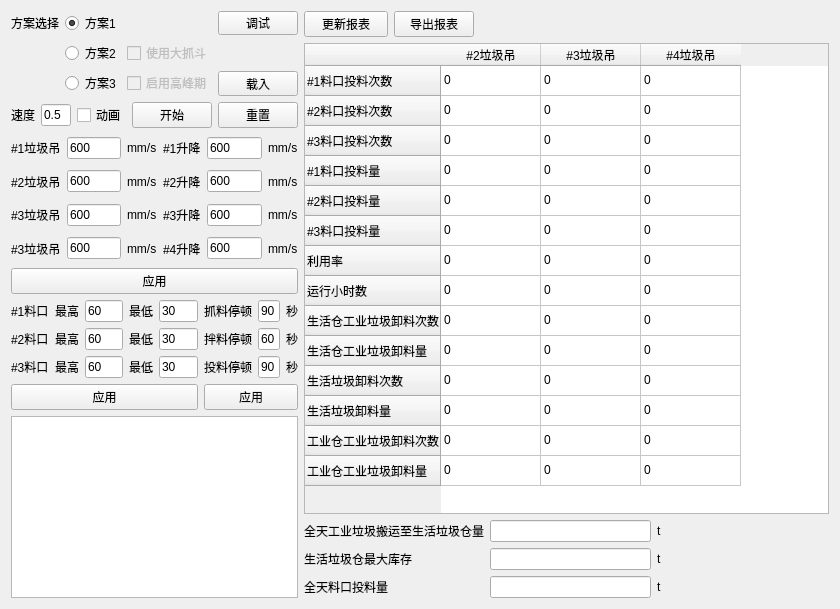
The window that QuestClient/QuestClient.ui (Ohto-Ai-Dev/QuestCommandSender) describes before a commit, drawn with Qt 5.
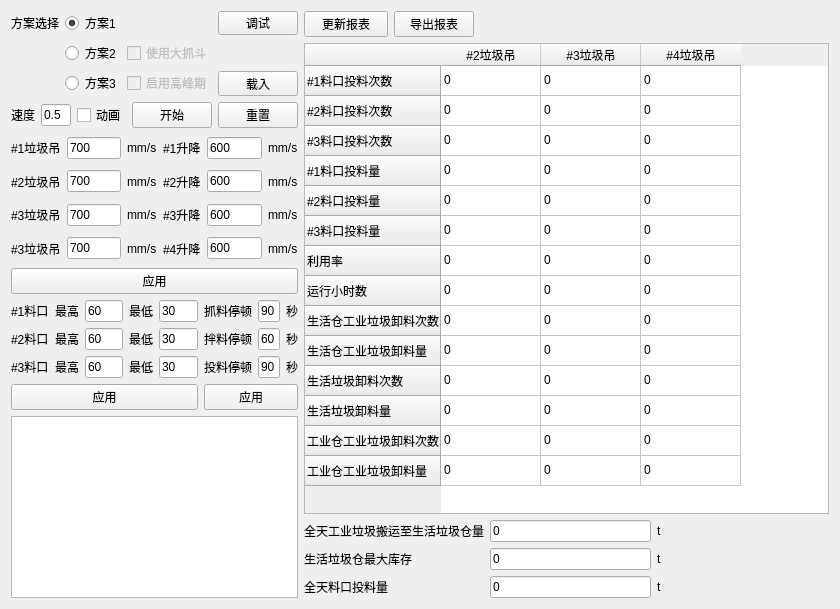
The same window after the commit.

Commit message: 修改参数默认值

Diff of the .ui file:
```diff
--- a/QuestClient/QuestClient.ui
+++ b/QuestClient/QuestClient.ui
@@ -496,6 +496,9 @@
        </item>
        <item row="2" column="3">
         <widget class="QLineEdit" name="dgyTotal">
+         <property name="text">
+          <string>0</string>
+         </property>
          <property name="readOnly">
           <bool>true</bool>
          </property>
@@ -544,6 +547,9 @@
        </item>
        <item row="3" column="3">
         <widget class="QLineEdit" name="liaocangTotal">
+         <property name="text">
+          <string>0</string>
+         </property>
          <property name="readOnly">
           <bool>true</bool>
          </property>
@@ -571,6 +577,9 @@
        </item>
        <item row="4" column="3">
         <widget class="QLineEdit" name="touluTotal">
+         <property name="text">
+          <string>0</string>
+         </property>
          <property name="readOnly">
           <bool>true</bool>
          </property>
@@ -674,7 +683,7 @@
            <item>
             <widget class="QLineEdit" name="agvSpeed1">
              <property name="text">
-              <string>600</string>
+              <string>700</string>
              </property>
             </widget>
            </item>
@@ -724,7 +733,7 @@
            <item>
             <widget class="QLineEdit" name="agvSpeed2">
              <property name="text">
-              <string>600</string>
+              <string>700</string>
              </property>
             </widget>
            </item>
@@ -774,7 +783,7 @@
            <item>
             <widget class="QLineEdit" name="agvSpeed3">
              <property name="text">
-              <string>600</string>
+              <string>700</string>
              </property>
             </widget>
            </item>
@@ -824,7 +833,7 @@
            <item>
             <widget class="QLineEdit" name="agvSpeed4">
              <property name="text">
-              <string>600</string>
+              <string>700</string>
              </property>
             </widget>
            </item>
```
The commit also changes 1 other file.
